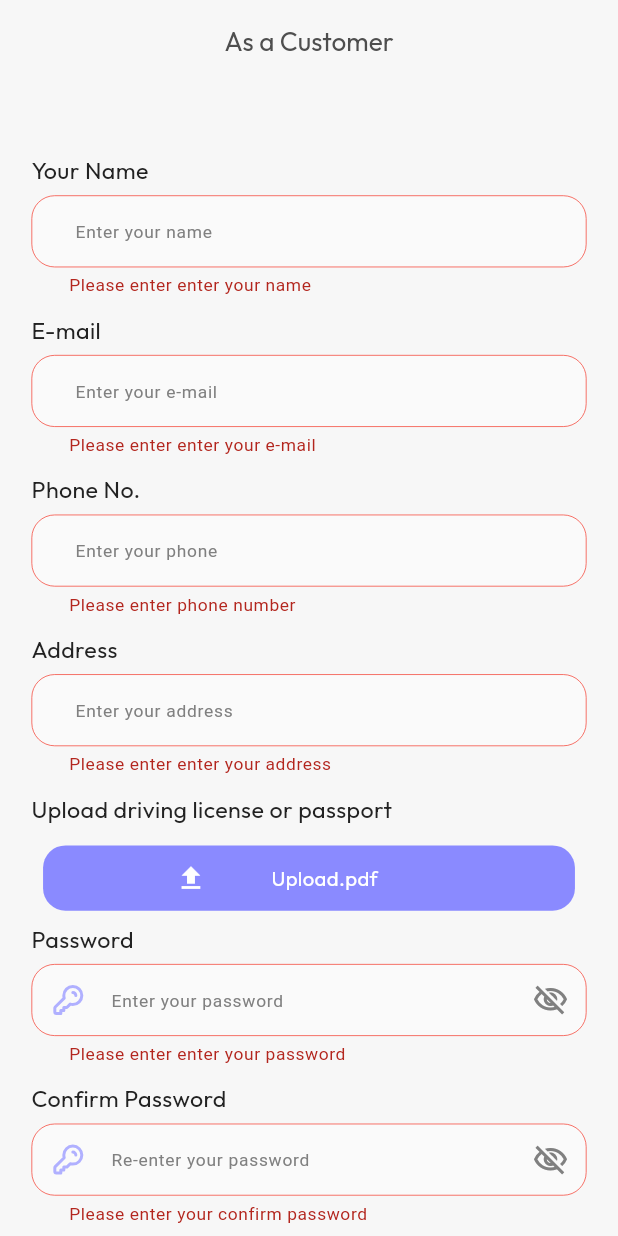
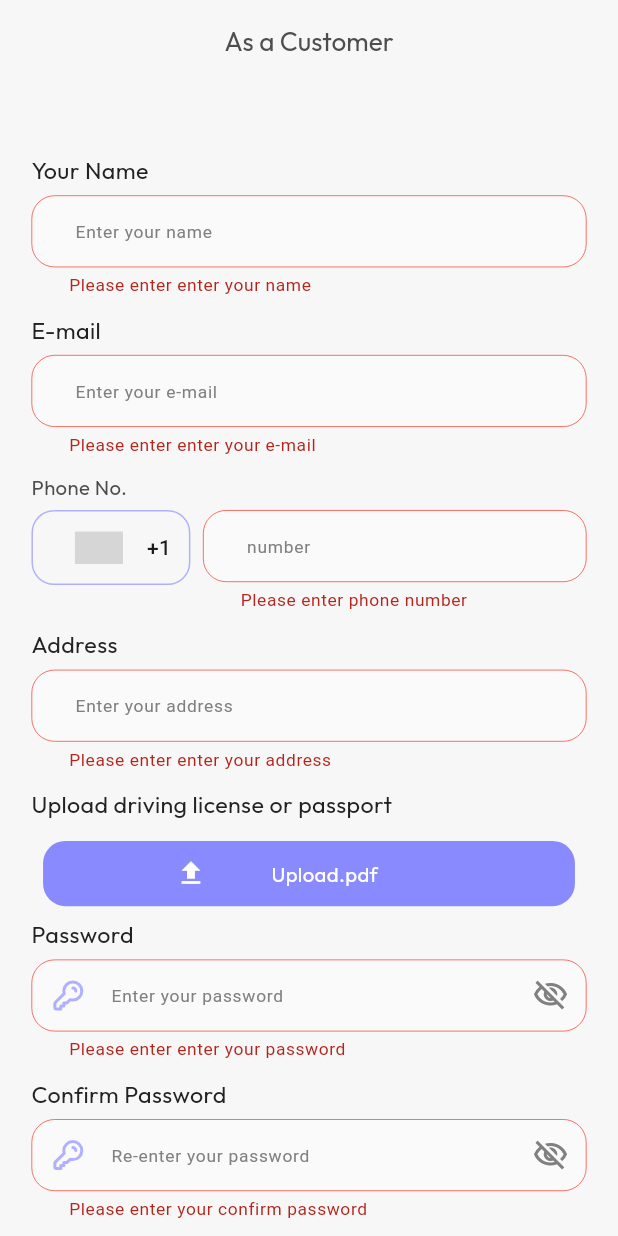
Before and after one commit to bdCalling-Sdt-hub/Auto-revive, a Flutter app: the CustomerSignupScreen screen opened by its route, after a tap on "Sign Up", on a phone screen of 412 x 824 dp. Run offline on Flutter 3.47's test engine with Material 3 defaults, Android fonts, the phone set to English and light mode, and no system bars; drawn by our look-alikes of country_code_picker, toastification; our stand-ins replace cached_network_image, chat_bubbles, connectivity_plus, custom_rating_bar, file_picker, firebase_core and 23 more; missing offline and left inert: country_state_city_pro, flutter_polyline_points, location_picker_text_field, mime_type; accounts and stored records are empty; network calls fail; grey boxes are pictures that could not be loaded.

Commit message:
customer screen phone

```diff
--- a/lib/pregentaitions/screens/auth/customer_signup/customer_signup_screen.dart
+++ b/lib/pregentaitions/screens/auth/customer_signup/customer_signup_screen.dart
@@ -10,8 +10,10 @@ import 'package:get/get.dart';
 import '../../../../controllers/auth_controller.dart';
 import '../../../../controllers/upload_controller.dart';
 import '../../../../helpers/toast_message_helper.dart';
+import '../../../widgets/custom_phone_number_picker.dart';
 import '../../../widgets/custom_text.dart';
 import '../../../widgets/custom_upload_button.dart';
+import 'package:path/path.dart' as path;
 
 class CustomerSignupScreen extends StatefulWidget {
   CustomerSignupScreen({super.key});
@@ -83,31 +85,34 @@ class _CustomerSignupScreenState extends State<CustomerSignupScreen> {
 
                 ///<<<=============>>> PHONE FIELD <<<===============>>>
 
-                CustomText(
-                    text: "Phone No.",
-                    fontsize: 16.h,
-                    color: const Color(0xff222222),
-                    bottom: 6.h),
 
-                CustomTextField(
-                    keyboardType: TextInputType.number,
-                    controller: phoneCtrl,
-                    hintText: "Enter your phone",
-                   inputFormatters: [
-                    FilteringTextInputFormatter.digitsOnly,
-                    LengthLimitingTextInputFormatter(11),
-                  ],
-                  validator: (value) {
-                    if (value == null || value.isEmpty) {
-                      return 'Please enter phone number';
-                    } else if (value.length < 11) {
-                      return 'Phone number must be 11 digits';
-                    } else if (value.length > 11) {
-                      return 'Phone number cannot exceed 11 digits';
-                    }
-                    return null;
-                  },
-                ),
+                CustomPhoneNumberPicker(controller: phoneCtrl, lebelText: 'Phone No.'),
+
+                // CustomText(
+                //     text: "Phone No.",
+                //     fontsize: 16.h,
+                //     color: const Color(0xff222222),
+                //     bottom: 6.h),
+                //
+                // CustomTextField(
+                //     keyboardType: TextInputType.number,
+                //     controller: phoneCtrl,
+                //     hintText: "Enter your phone",
+                //    inputFormatters: [
+                //     FilteringTextInputFormatter.digitsOnly,
+                //     LengthLimitingTextInputFormatter(11),
+                //   ],
+                //   validator: (value) {
+                //     if (value == null || value.isEmpty) {
+                //       return 'Please enter phone number';
+                //     } else if (value.length < 11) {
+                //       return 'Phone number must be 11 digits';
+                //     } else if (value.length > 11) {
+                //       return 'Phone number cannot exceed 11 digits';
+                //     }
+                //     return null;
+                //   },
+                // ),
 
 
 
@@ -131,7 +136,7 @@ class _CustomerSignupScreenState extends State<CustomerSignupScreen> {
                     bottom: 6.h),
 
                 CustomUploadButton(
-                  title: pdfFile?.toString() ?? 'Upload.pdf',
+                  title: pdfFile != null ? path.basename(pdfFile!.path) : 'Upload.pdf',
                   icon: Icons.upload,
                   onTap: importPdf,
                 ),
--- a/lib/pregentaitions/screens/mechanic/mechanic_booking_on_site/mechanic_bookings_screen/mechanic_bookings_screen.dart
+++ b/lib/pregentaitions/screens/mechanic/mechanic_booking_on_site/mechanic_bookings_screen/mechanic_bookings_screen.dart
@@ -1,3 +1,5 @@
+
+
 import 'package:autorevive/core/config/app_routes/app_routes.dart';
 import 'package:autorevive/core/constants/app_colors.dart';
 import 'package:autorevive/pregentaitions/widgets/booking_card_widget.dart';
```
Also changed, not shown: 4 other files.
